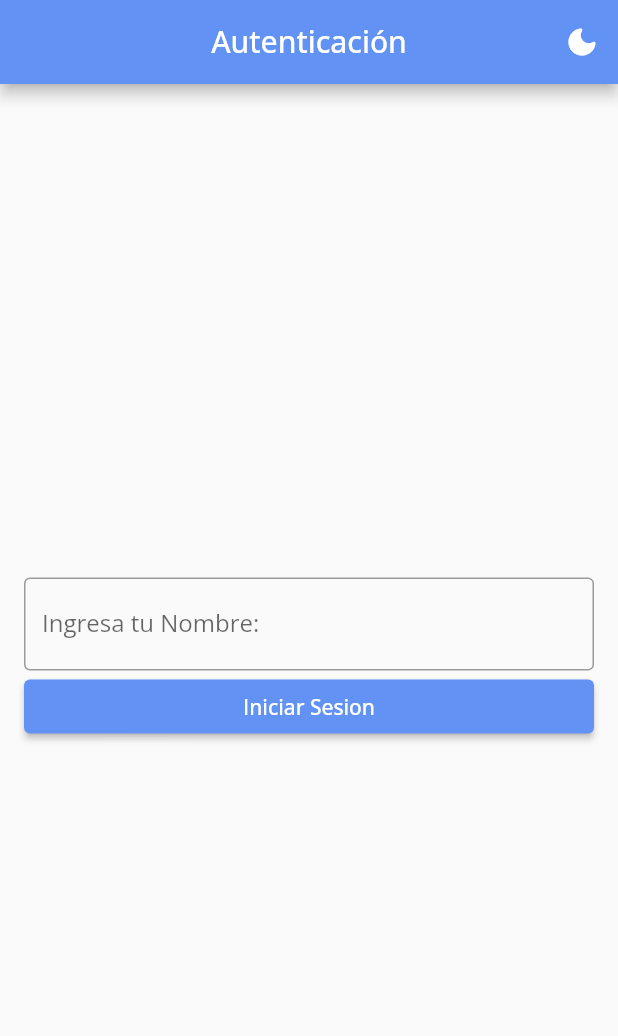
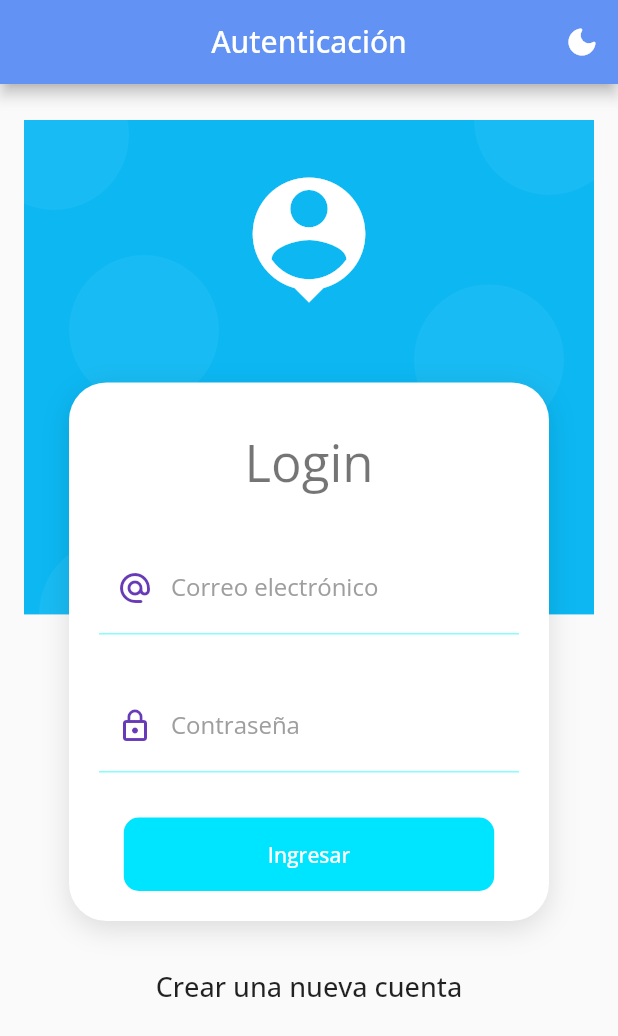
Before and after one commit to djescalante/manejo-de-estado, a Flutter app: the screen it shows after launch, on a phone screen of 412 x 824 dp. Shown: the top 1036 px of the screen. Run offline on Flutter 3.47's test engine with Material 2 defaults, Android fonts, the phone set to English and light mode, and no system bars; our stand-ins replace firebase_auth, firebase_core, get, google_fonts, shared_preferences; accounts and stored records are empty.

Commit message:
NuevoLogin

```diff
--- a/lib/domain/use_case/controllers/auth_controller.dart
+++ b/lib/domain/use_case/controllers/auth_controller.dart
@@ -1,4 +1,5 @@
-import 'package:get/get.dart';
+/* import 'package:get/get.dart';
+
 
 class AuthController extends GetxController {
   final _username = RxString('');
@@ -16,3 +17,4 @@ class AuthController extends GetxController {
   RxString get reactivePassword => _password;
   String get password => _username.value;
 }
+ */
--- /dev/null
+++ b/lib/domain/use_case/controllers/firebase_controller.dart
@@ -0,0 +1,43 @@
+import 'package:firebase_auth/firebase_auth.dart';
+import 'package:get/get.dart';
+
+class LoginController extends GetxController {
+  Future<void> login(theEmail, thePassword) async {
+    try {
+      await FirebaseAuth.instance
+          .signInWithEmailAndPassword(email: theEmail, password: thePassword);
+      print('OK');
+      return Future.value(true);
+    } on FirebaseAuthException catch (e) {
+      if (e.code == 'user-not-found') {
+        print('user-not-found');
+        return Future.error("User not found");
+      } else if (e.code == 'wrong-password') {
+        print('wrong-password');
+        return Future.error("Wrong password");
+      }
+    }
+  }
+
+  Future<void> logout() async {
+    try {
+      await FirebaseAuth.instance.signOut();
+    } catch (e) {
+      return Future.error(e.toString());
+    }
+  }
+
+  Future<void> signUp(email, password) async {
+    try {
+      await FirebaseAuth.instance
+          .createUserWithEmailAndPassword(email: email, password: password);
+      return Future.value(true);
+    } on FirebaseAuthException catch (e) {
+      if (e.code == 'weak-password') {
+        return Future.error('The password provided is too weak.');
+      } else if (e.code == 'email-already-in-use') {
+        return Future.error('The account already exists for that email.');
+      }
+    }
+  }
+}
--- /dev/null
+++ b/lib/domain/use_case/controllers/input_decorations.dart
@@ -0,0 +1,37 @@
+// ignore_for_file: prefer_const_constructors
+
+import 'package:flutter/material.dart';
+
+
+class InputDecorations{
+
+  static InputDecoration authInputDecoration({
+    required String hintText,
+    required String labelText,
+    IconData? prefixIcon
+
+  }){
+    return InputDecoration(
+                enabledBorder: UnderlineInputBorder(
+                  borderSide: BorderSide(
+                    color: Colors.cyanAccent.shade100
+                    ),
+                  ),
+                  focusedBorder: UnderlineInputBorder(
+                    borderSide: BorderSide(
+                      color: Colors.cyanAccent.shade100,
+                      width: 2
+                    )
+                  ),
+                  hintText: hintText,
+                  labelText: labelText,
+                  labelStyle: TextStyle(
+                    color: Colors.grey
+                  ),
+                  prefixIcon: prefixIcon != null
+                  ? Icon(prefixIcon, color: Colors.deepPurple)
+                  : null
+              );
+  }
+
+}
--- /dev/null
+++ b/lib/domain/use_case/controllers/login_form_provider.dart
@@ -0,0 +1,17 @@
+import 'package:flutter/material.dart';
+
+class LoginFormProvider extends ChangeNotifier {
+  GlobalKey<FormState> formKey = new GlobalKey<FormState>();
+
+  String email = '';
+  String password = '';
+  String account = '';
+
+  bool isValidForm() {
+    print(formKey.currentState?.validate());
+
+    print('$email - $password');
+
+    return formKey.currentState?.validate() ?? false;
+  }
+}
--- a/lib/presentation/app.dart
+++ b/lib/presentation/app.dart
@@ -1,3 +1,4 @@
+import 'package:firebase_core/firebase_core.dart';
 import 'package:flutter/material.dart';
 import 'package:get/get.dart';
 import 'package:misiontic_template/domain/use_case/controllers/auth_controller.dart';
@@ -8,7 +9,7 @@ import 'package:misiontic_template/presentation/pages/authentication/auth_page.d
 import 'package:misiontic_template/presentation/pages/contenido/content_page.dart';
 import 'package:misiontic_template/presentation/pages/detalles/details_page.dart';
 import 'package:misiontic_template/presentation/theme/theme.dart';
-import 'package:firebase_core/firebase_core.dart';
+//import 'package:firebase_core/firebase_core.dart';
 
 //https://www.youtube.com/watch?v=EXp0gq9kGxI
 class App extends StatefulWidget {
--- a/lib/presentation/pages/authentication/auth_page.dart
+++ b/lib/presentation/pages/authentication/auth_page.dart
@@ -26,11 +26,11 @@ class AutPage extends StatelessWidget {
       ),
       //ahora creamos el cuerpo
       //con un safe area para que se pinte en un area donde no lo tapen otros botones
-      body: const SafeArea(
+      body: SafeArea(
         child: Padding(
           padding: EdgeInsets.symmetric(vertical: 24.0, horizontal: 16.0),
           //llamamos a nuestro loginScreen
-          child: LoginScreen(),
+          child: LoginPage(),
         ),
       ),
     );
--- a/lib/presentation/pages/authentication/screens/login_screen.dart
+++ b/lib/presentation/pages/authentication/screens/login_screen.dart
@@ -1,77 +1,138 @@
 //00 esta es unas de las pantallas de aut_page.dart
-
+import 'package:misiontic_template/domain/use_case/controllers/input_decorations.dart';
 import 'package:flutter/material.dart';
 import 'package:flutter/widgets.dart';
 import 'package:get/get.dart';
-import 'package:misiontic_template/domain/use_case/controllers/auth_controller.dart';
+//import 'package:misiontic_template/domain/use_case/controllers/auth_controller.dart';
+import 'package:misiontic_template/domain/use_case/controllers/firebase_controller.dart';
+import 'package:misiontic_template/domain/use_case/controllers/login_form_provider.dart';
+import 'package:misiontic_template/presentation/pages/contenido/home_page.dart';
+import 'package:misiontic_template/presentation/widgets/auth_background.dart';
+import 'package:misiontic_template/presentation/widgets/card_container.dart';
+import 'package:provider/provider.dart';
 
-//01 como el login va a tener un texto necesitamos que tenga un widget con estado
-class LoginScreen extends StatefulWidget {
-  const LoginScreen({Key? key}) : super(key: key);
-  //vinculamos el metodo estado
+class LoginPage extends StatefulWidget {
   @override
-  _LoginState createState() => _LoginState();
+  State<LoginPage> createState() => _LoginPageState();
 }
 
-//01 esto es el estado y es una clase privada _
-class _LoginState extends State<LoginScreen> {
-  //02 como ya creamos el widget ahora hay que crear la interfaz es decir
-  //el layout con los elementos de la pantalla de inicio
-  //lo primero que necesitamos es un texto entonces nos hace falta un controlador de text
-  //03 controlador de texto - con esto creamos la variable para el texo
-  late TextEditingController _textController;
-  late String _inputText;
-  late AuthController _authController;
-  //04 como las variables son de inicio tardio las inicializamos
+class _LoginPageState extends State<LoginPage> {
   @override
-  void initState() {
-    super.initState();
-    _textController = TextEditingController();
-    _authController = Get.find(); //busca el controlador que inyecté en app.dart
-    // a los input text los vamos a inicializar conel controla dor de la pantalla
+  Widget build(BuildContext context) {
+    return Scaffold(
+        body: AuthBackground(
+            // Me permite hacer scroll si los hijos sobrepasan el tamaño
+            child: SingleChildScrollView(
+      child: Column(
+        children: [
+          SizedBox(height: 175),
+          CardContainer(
+            child: Column(
+              children: [
+                SizedBox(height: 10),
+                Text('Login', style: Theme.of(context).textTheme.headline4),
+                SizedBox(height: 30),
+                ChangeNotifierProvider(
+                  create: (_) => LoginFormProvider(),
+                  child: _LoginFormulario(),
+                )
+              ],
+            ),
+          ),
+          SizedBox(height: 20),
+          TextButton(
+            onPressed: () {
+              Get.to(() => HomePage());
+            }, //Navigator.pushReplacementNamed(context, 'register'),
+            style:
+                ButtonStyle(shape: MaterialStateProperty.all(StadiumBorder())),
+            child: Text(
+              'Crear una nueva cuenta',
+              style: TextStyle(fontSize: 18, color: Colors.black87),
+            ),
+          ),
+          SizedBox(height: 20),
+        ],
+      ),
+    )));
+  }
 }
 
-  //01 creamos el  o los metodos
+class _LoginFormulario extends StatelessWidget {
+  final controllerEmail = TextEditingController();
+  final controllerPassword = TextEditingController();
   @override
   Widget build(BuildContext context) {
-    //05 con las variables creadas para el campo de texto, creamos la interfaz
-    //un build siempre lleva un return
-    //como vamos a crear un campo de texto y un boton los vamos a centrar.
-    return Center(
+    final loginForm = Provider.of<LoginFormProvider>(context);
+    return Container(
+      child: Form(
+        key: loginForm.formKey,
+        // ignore: todo
+        autovalidateMode: AutovalidateMode.onUserInteraction,
         child: Column(
-        // que se extienda a lo ancho de la columna
-        crossAxisAlignment: CrossAxisAlignment.stretch,
-        //el tamaño principal sea el minimo
-        mainAxisSize: MainAxisSize.min,
-        //y ahora creamos los hijos los dos campos texto y boton
           children: [
-          TextField(
-            controller: _textController,
-            decoration: const InputDecoration(labelText: 'Ingresa tu Nombre:'
-                //lo podemos usar asi y sacar el texto del controlador
-                ),
-            //tambien podemos usar el metodo onchange paraque cada vez que se esciba
-            // se actualice el inputText y se ejecute y nos muestre por consola
+            TextFormField(
+              controller: this.controllerEmail,
+              autocorrect: false,
+              keyboardType: TextInputType.emailAddress,
+              decoration: InputDecorations.authInputDecoration(
+                  hintText: 'tucorreo@gmail.com',
+                  labelText: 'Correo electrónico',
+                  prefixIcon: Icons.alternate_email_rounded),
+              onChanged: (value) => loginForm.email = value,
+              validator: (value) {
+                String pattern =
+                    r'^(([^<>()[\]\\.,;:\s@\"]+(\.[^<>()[\]\\.,;:\s@\"]+)*)|(\".+\"))@((\[[0-9]{1,3}\.[0-9]{1,3}\.[0-9]{1,3}\.[0-9]{1,3}\])|(([a-zA-Z\-0-9]+\.)+[a-zA-Z]{2,}))$';
+                RegExp regExp = new RegExp(pattern);
 
-            onChanged: (String text) {
-              //cada vez q cambia el texto actualizo la variable _inputText
-              print(text);
-              _inputText = text;
+                //ternario: toma la expresion regular y verifica que hace match el valor
+                return regExp.hasMatch(value ?? '')
+                    ? null
+                    : 'El valor ingresado no es válido';
               },
             ),
-          //06 ahora generamos el boton que ejecute el cambio de estado y nos pase
-          //a la paginade contenido
-          ElevatedButton(
-              onPressed: () {
-                //validamos que hayan escrito el nombre.
-                // si hay un nombre ya me puedo mover a la otra pantalla.
-                if (_inputText.isNotEmpty) {
-                  _authController.username = _textController.text;
-                  Get.offNamed('/content');
-                }
+            SizedBox(height: 30),
+            TextFormField(
+              controller: this.controllerPassword,
+              autocorrect: false,
+              obscureText: true,
+              keyboardType: TextInputType.emailAddress,
+              decoration: InputDecorations.authInputDecoration(
+                  hintText: '***********',
+                  labelText: 'Contraseña',
+                  prefixIcon: Icons.lock_outline),
+              onChanged: (value) => loginForm.password = value,
+              validator: (value) {
+                return (value != null && value.length >= 6)
+                    ? null
+                    : 'La contraseña debe tener 6 caracteres';
               },
-              child: const Text('Iniciar Sesion'))
+            ),
+            SizedBox(height: 30),
+            MaterialButton(
+                shape: RoundedRectangleBorder(
+                    borderRadius: BorderRadius.circular(10)),
+                disabledColor: Colors.grey,
+                elevation: 0,
+                color: Colors.cyanAccent.shade400,
+                child: Container(
+                    padding: EdgeInsets.symmetric(horizontal: 80, vertical: 15),
+                    child: Text(
+                      'Ingresar',
+                      style: TextStyle(color: Colors.white),
+                    )),
+                onPressed: () async {
+                  LoginController loginController = Get.find();
+                  await loginController.login(
+                      controllerEmail.text, controllerPassword.text);
+                  // Get.to(() => ContentPage());
+
+                  // if (!loginForm.isValidForm() ) return;
+
+                  //Navigator.pushReplacementNamed(context, 'home');
+                }),
           ],
+        ),
       ),
     );
   }
--- /dev/null
+++ b/lib/presentation/widgets/auth_background.dart
@@ -0,0 +1,105 @@
+// ignore_for_file: use_key_in_widget_constructors, prefer_const_constructors, prefer_const_literals_to_create_immutables
+
+import 'package:flutter/material.dart';
+
+class AuthBackground extends StatelessWidget {
+  //Cuando usea el Auth tengo que mandar un Widget como argumento
+
+  final Widget child;
+
+  const AuthBackground({
+    Key? key,
+    required this.child
+  }) : super(key: key);
+
+  @override
+  Widget build(BuildContext context) {
+    // (infinity) para que cuando yo importe el Auth, sea igual al tamaño de todo el dispositivo
+    // ignore: sized_box_for_whitespace
+    return Container(
+      // color: Colors.red,
+      width: double.infinity,
+      height: double.infinity,
+      child: Stack(
+        children: [
+
+          _PurpleBox(),
+
+          _HeaderIcon(),
+
+
+           child,
+
+
+      ],
+      ) ,
+    );
+  }
+}
+
+class _HeaderIcon extends StatelessWidget {
+
+  @override
+  Widget build(BuildContext context) {
+    return SafeArea(
+      child: Container(
+        width: double.infinity,
+        margin: EdgeInsets.only(top: 30),
+        child: Icon(Icons.person_pin, color: Colors.white, size: 100),
+      ),
+    );
+  }
+}
+
+class _PurpleBox extends StatelessWidget {
+
+  @override
+  Widget build(BuildContext context) {
+
+    final size = MediaQuery.of(context).size; //Para que el Widget solo me cubra el 40%
+
+    return Container(
+      width: double.infinity,
+      height: size.height * 0.4,
+      decoration: _purpleBackground(),
+      //Stack para colocar un Widget encima de otro
+      child: Stack(
+        children: [
+          Positioned(child: _Bubble(), top: 90, left: 30),
+          Positioned(child: _Bubble(), top: -40, left: -30),
+          Positioned(child: _Bubble(), top: -50, right: -20),
+          Positioned(child: _Bubble(), bottom: -50, left: 10),
+          Positioned(child: _Bubble(), bottom: 120, right: 20),
+
+
+        ],
+      ),
+    );
+  }
+  // método que me regresa el BoxDecoration
+  BoxDecoration _purpleBackground() => BoxDecoration(
+    gradient: LinearGradient(
+    colors: [
+      Color.fromRGBO(12, 183, 242, 9),
+      Color.fromRGBO(12, 183, 242, 9)
+
+        ]
+      )
+    );
+  }
+
+// Como es un widget que voy a tener que colocar por todos lados, lo creo a parte, es el widget de los circulos en el fondo
+class _Bubble extends StatelessWidget {
+
+  @override
+  Widget build(BuildContext context) {
+    return Container(
+      width: 100,
+      height: 100,
+      decoration: BoxDecoration(
+        borderRadius: BorderRadius.circular(100),
+        color: Color.fromRGBO(255,255,255,0.05)
+      ),
+    );
+  }
+}
--- /dev/null
+++ b/lib/presentation/widgets/card_container.dart
@@ -0,0 +1,33 @@
+// ignore_for_file: use_key_in_widget_constructors, prefer_const_constructors, prefer_const_literals_to_create_immutables, unnecessary_this
+
+import 'package:flutter/material.dart';
+
+class CardContainer extends StatelessWidget {
+  final Widget child;
+
+  const CardContainer({Key? key, required this.child}) : super(key: key);
+
+  @override
+  Widget build(BuildContext context) {
+    return Padding(
+      padding: EdgeInsets.symmetric(horizontal: 30),
+      child: Container(
+        width: double.infinity,
+        padding: EdgeInsets.all(20),
+        decoration: _createCardShape(),
+        child: this.child,
+      ),
+    );
+  }
+
+  BoxDecoration _createCardShape() => BoxDecoration(
+          color: Colors.white,
+          borderRadius: BorderRadius.circular(25),
+          boxShadow: [
+            BoxShadow(
+              color: Colors.black12,
+              blurRadius: 15,
+              offset: Offset(0, 5),
+            )
+          ]);
+}
--- /dev/null
+++ b/lib/presentation/widgets/widgets.dart
@@ -0,0 +1,2 @@
+//export 'package:misiontic_template/widgets/auth_background.dart';
+//export 'package:misiontic_template/widgets/card_container.dart';
```
Also changed, not shown: pubspec.yaml (+5 -6 lines), pubspec.lock, 1 other file. Lines whose indentation alone changed are shown as unchanged.
